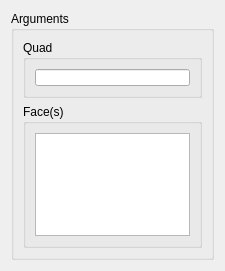
Old version of the form src/HEXABLOCKGUI/QuadAssoc_QTD.ui in the repository SalomePlatform/hexablock.
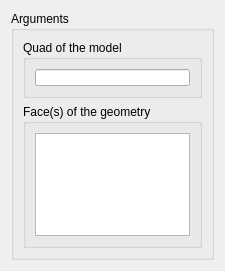
New version of the form.

Diff of the .ui file:
```diff
--- a/src/HEXABLOCKGUI/QuadAssoc_QTD.ui
+++ b/src/HEXABLOCKGUI/QuadAssoc_QTD.ui
@@ -65,7 +65,7 @@
          </size>
         </property>
         <property name="title">
-         <string>Quad</string>
+         <string>Quad of the model</string>
         </property>
         <layout class="QVBoxLayout" name="verticalLayout">
          <item>
@@ -93,7 +93,7 @@
          </size>
         </property>
         <property name="title">
-         <string>Face(s)</string>
+         <string>Face(s) of the geometry</string>
         </property>
         <layout class="QVBoxLayout" name="verticalLayout_2">
          <item>
```
